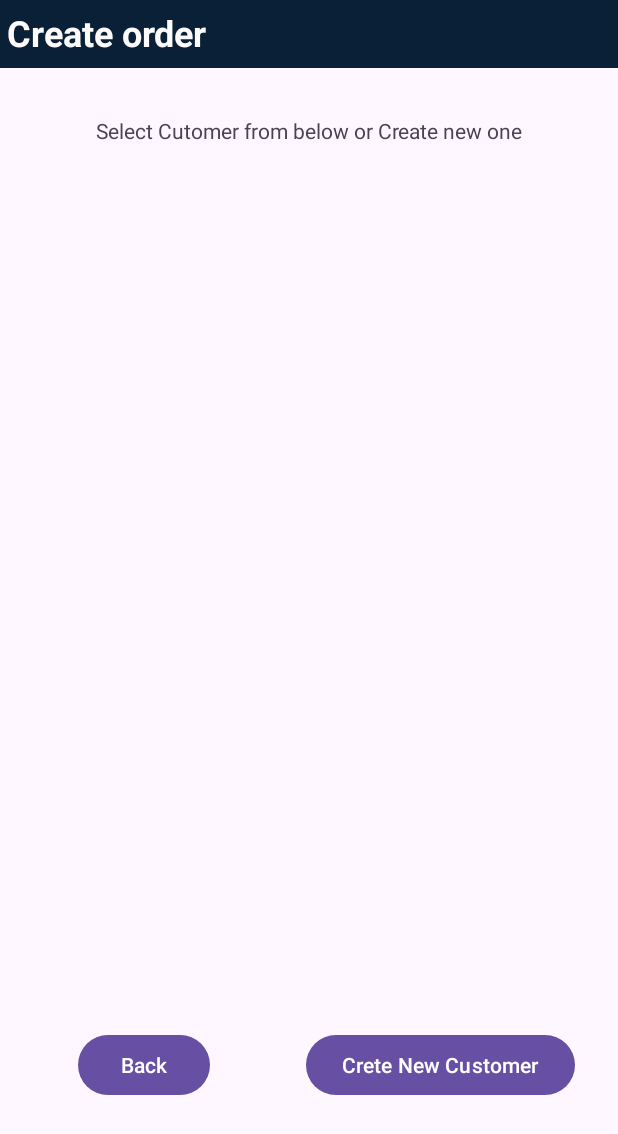
After one commit to janitha-heshan/SaluMate, an Android app: the CreateOrderActivity screen opened directly, with no data from a screen before it, on a phone screen of 412 x 824 dp. The commit adds this screen. Shown: the top 1134 px of the screen. Run offline under Robolectric (Android 15) with nearby library versions, the phone set to English and light mode, and no system bars.

Commit message:
Customer input and delete created

```diff
--- /dev/null
+++ b/app/src/main/java/com/university/salumate/CreateOrderActivity.java
@@ -0,0 +1,70 @@
+package com.university.salumate;
+
+import android.content.Intent;
+import android.database.Cursor;
+import android.os.Bundle;
+import android.widget.Button;
+import android.widget.ListView;
+
+import androidx.activity.EdgeToEdge;
+import androidx.appcompat.app.AppCompatActivity;
+import androidx.core.graphics.Insets;
+import androidx.core.view.ViewCompat;
+import androidx.core.view.WindowInsetsCompat;
+
+import java.util.ArrayList;
+import java.util.List;
+
+public class CreateOrderActivity extends AppCompatActivity {
+
+    private ListView customerListView;
+    private Button btnNewCustomer, btnBack;
+    private DBHandler dbHandler;
+    private List<Customer> customerList;
+    private CustomerAdapter adapter;
+
+    @Override
+    protected void onCreate(Bundle savedInstanceState) {
+        super.onCreate(savedInstanceState);
+        setContentView(R.layout.activity_create_order);
+
+        customerListView = findViewById(R.id.listView2);
+        btnNewCustomer = findViewById(R.id.btn_NewCustomer);
+        btnBack = findViewById(R.id.btn_BackToDashboard);
+
+        dbHandler = new DBHandler(this);
+        loadCustomers();
+
+        btnNewCustomer.setOnClickListener(v -> {
+            startActivity(new Intent(this, CustomerActivity.class));
+        });
+
+        btnBack.setOnClickListener(v -> {
+            startActivity(new Intent(this, DashboardActivity.class));
+            finish();
+        });
+    }
+
+    private void loadCustomers() {
+        customerList = new ArrayList<>();
+        Cursor cursor = dbHandler.getAllCustomers();
+        if (cursor != null && cursor.moveToFirst()) {
+            do {
+                long id = cursor.getLong(cursor.getColumnIndex("customer_id"));
+                String name = cursor.getString(cursor.getColumnIndex("name"));
+                String phone = cursor.getString(cursor.getColumnIndex("phone_number"));
+                customerList.add(new Customer(id, name, phone));
+            } while (cursor.moveToNext());
+            cursor.close();
+        }
+
+        adapter = new CustomerAdapter(this, customerList, dbHandler);
+        customerListView.setAdapter(adapter);
+    }
+
+    @Override
+    protected void onResume() {
+        super.onResume();
+        loadCustomers(); // Reload list when returning from another activity
+    }
+}
--- /dev/null
+++ b/app/src/main/java/com/university/salumate/CustomerAdapter.java
@@ -0,0 +1,70 @@
+package com.university.salumate;
+
+import android.app.AlertDialog;
+import android.content.Context;
+import android.content.Intent;
+import android.view.LayoutInflater;
+import android.view.View;
+import android.view.ViewGroup;
+import android.widget.ArrayAdapter;
+import android.widget.Button;
+import android.widget.TextView;
+import android.widget.Toast;
+
+import androidx.annotation.NonNull;
+
+import java.util.List;
+
+public class CustomerAdapter extends ArrayAdapter<Customer> {
+
+    private Context context;
+    private List<Customer> customerList;
+    private DBHandler dbHandler;
+
+    public CustomerAdapter(Context context, List<Customer> list, DBHandler dbHandler) {
+        super(context, 0, list);
+        this.context = context;
+        this.customerList = list;
+        this.dbHandler = dbHandler;
+    }
+
+    @NonNull
+    @Override
+    public View getView(int position, View convertView, ViewGroup parent) {
+        Customer customer = customerList.get(position);
+
+        if (convertView == null) {
+            convertView = LayoutInflater.from(context).inflate(R.layout.customer_list_item, parent, false);
+        }
+
+        TextView name = convertView.findViewById(R.id.textCustomerName);
+        TextView phone = convertView.findViewById(R.id.textCustomerPhone);
+        Button btnEdit = convertView.findViewById(R.id.btnEdit);
+        Button btnDelete = convertView.findViewById(R.id.btnDelete);
+
+        name.setText(customer.name);
+        phone.setText(customer.phone);
+
+        btnEdit.setOnClickListener(v -> {
+            Intent intent = new Intent(context, UpdateCustomerActivity.class);
+            intent.putExtra("customer_id", customer.id);
+            context.startActivity(intent);
+        });
+
+        btnDelete.setOnClickListener(v -> {
+            new AlertDialog.Builder(context)
+                    .setTitle("Confirm Delete")
+                    .setMessage("Are you sure you want to delete this customer?")
+                    .setPositiveButton("Yes", (dialog, which) -> {
+                        dbHandler.deleteCustomer(customer.id);
+                        customerList.remove(position);
+                        notifyDataSetChanged();
+                        Toast.makeText(context, "Customer deleted", Toast.LENGTH_SHORT).show();
+                    })
+                    .setNegativeButton("No", null)
+                    .show();
+        });
+
+        return convertView;
+    }
+}
--- a/app/src/main/java/com/university/salumate/DBHandler.java
+++ b/app/src/main/java/com/university/salumate/DBHandler.java
@@ -169,6 +169,18 @@ public class DBHandler extends SQLiteOpenHelper {
         return db.query(TABLE_CUSTOMERS, null, "customer_id=?", new String[]{String.valueOf(customerId)}, null, null, null);
     }
 
-    // Add other CRUD methods similarly...
+    // Get customers to list view.
+    public Cursor getAllCustomers() {
+        SQLiteDatabase db = this.getReadableDatabase();
+        return db.query("CUSTOMERS", null, null, null, null, null, "name ASC");
+    }
+
+    //delete customer
+    public void deleteCustomer(long customerId) {
+        SQLiteDatabase db = this.getWritableDatabase();
+        db.delete("CUSTOMERS", "customer_id=?", new String[]{String.valueOf(customerId)});
+        db.close();
+    }
+
 
 }
--- a/app/src/main/java/com/university/salumate/DashboardActivity.java
+++ b/app/src/main/java/com/university/salumate/DashboardActivity.java
@@ -31,7 +31,7 @@ public class DashboardActivity extends AppCompatActivity {
             @Override
             public void onClick(View v) {
                 // Fixed context reference (DashboardActivity.this instead of MainActivity.this)
-                Intent intent = new Intent(DashboardActivity.this, CustomerActivity.class);
+                Intent intent = new Intent(DashboardActivity.this, CreateOrderActivity.class);
                 startActivity(intent);
             }
         });
--- /dev/null
+++ b/app/src/main/res/layout/activity_create_order.xml
@@ -0,0 +1,67 @@
+<?xml version="1.0" encoding="utf-8"?>
+<androidx.constraintlayout.widget.ConstraintLayout xmlns:android="http://schemas.android.com/apk/res/android"
+    xmlns:app="http://schemas.android.com/apk/res-auto"
+    xmlns:tools="http://schemas.android.com/tools"
+    android:id="@+id/main"
+    android:layout_width="match_parent"
+    android:layout_height="match_parent"
+    tools:context=".CreateOrderActivity">
+
+    <TextView
+        android:id="@+id/textView5"
+        android:layout_width="413dp"
+        android:layout_height="45dp"
+        android:background="#092037"
+        android:padding="5dp"
+        android:paddingStart="5dp"
+        android:paddingLeft="5dp"
+        android:paddingTop="5dp"
+        android:paddingEnd="5dp"
+        android:paddingRight="5dp"
+        android:paddingBottom="5dp"
+        android:text="Create order"
+        android:textColor="#FDFBFB"
+        android:textSize="24sp"
+        android:textStyle="bold"
+        app:layout_constraintEnd_toEndOf="parent"
+        app:layout_constraintTop_toTopOf="parent" />
+
+    <TextView
+        android:id="@+id/textView6"
+        android:layout_width="wrap_content"
+        android:layout_height="wrap_content"
+        android:layout_marginTop="32dp"
+        android:text="Select Cutomer from below or Create new one"
+        app:layout_constraintEnd_toEndOf="parent"
+        app:layout_constraintStart_toStartOf="parent"
+        app:layout_constraintTop_toBottomOf="@+id/textView5" />
+
+    <Button
+        android:id="@+id/btn_NewCustomer"
+        android:layout_width="wrap_content"
+        android:layout_height="wrap_content"
+        android:text="Crete New Customer"
+        app:layout_constraintBottom_toBottomOf="parent"
+        app:layout_constraintEnd_toEndOf="parent"
+        app:layout_constraintHorizontal_bias="0.692"
+        app:layout_constraintStart_toEndOf="@+id/btn_BackToDashboard"
+        app:layout_constraintTop_toBottomOf="@+id/listView2" />
+
+    <ListView
+        android:id="@+id/listView2"
+        android:layout_width="415dp"
+        android:layout_height="463dp"
+        android:layout_marginTop="36dp"
+        app:layout_constraintTop_toBottomOf="@+id/textView6"
+        tools:layout_editor_absoluteX="-1dp" />
+
+    <Button
+        android:id="@+id/btn_BackToDashboard"
+        android:layout_width="wrap_content"
+        android:layout_height="wrap_content"
+        android:layout_marginStart="52dp"
+        android:text="Back"
+        app:layout_constraintBottom_toBottomOf="parent"
+        app:layout_constraintStart_toStartOf="parent"
+        app:layout_constraintTop_toBottomOf="@+id/listView2" />
+</androidx.constraintlayout.widget.ConstraintLayout>
```
Also changed, not shown: app/src/main/AndroidManifest.xml (+7 -0 lines), app/src/main/java/com/university/salumate/Customer.java (added, +13 -0 lines), app/src/main/java/com/university/salumate/CustomerActivity.java (+37 -50 lines), app/src/main/java/com/university/salumate/UpdateCustomerActivity.java (added, +24 -0 lines), app/src/main/res/layout/activity_update_customer.xml (added, +10 -0 lines), app/src/main/res/layout/customer_list_item.xml (added, +38 -0 lines).
